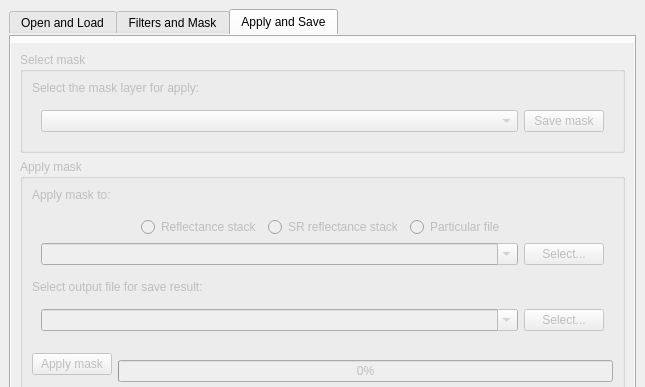
Old version of the form ui/cloud_masking_dockwidget_base.ui in the repository SMByC/CloudMasking; both pictures show x 0 to 645 and y 0 to 387 of the 645 by 882 pixel window.
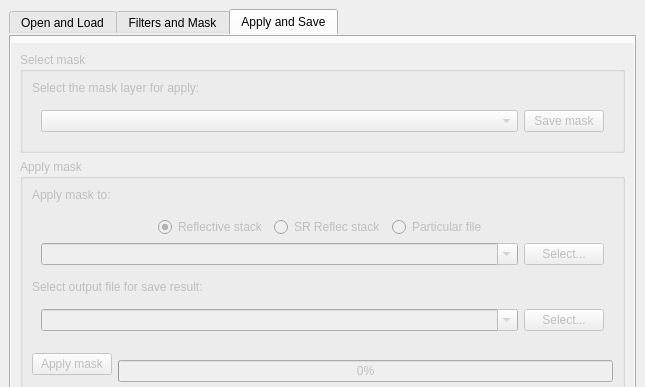
New version of the form. Custom widgets are drawn as their Qt base class.

Commit message: Adjusted radiobuttons of apply to

```diff
--- a/ui/cloud_masking_dockwidget_base.ui
+++ b/ui/cloud_masking_dockwidget_base.ui
@@ -911,14 +911,17 @@
                      <item>
                       <widget class="QRadioButton" name="radioButton_ToRefStack">
                        <property name="text">
-                        <string>Reflectance stack</string>
+                        <string>Reflective stack</string>
+                       </property>
+                       <property name="checked">
+                        <bool>true</bool>
                        </property>
                       </widget>
                      </item>
                      <item>
                       <widget class="QRadioButton" name="radioButton_ToSR_RefStack">
                        <property name="text">
-                        <string>SR reflectance stack</string>
+                        <string>SR Reflec stack</string>
                        </property>
                       </widget>
                      </item>
```
The commit also changes 1 other file.
